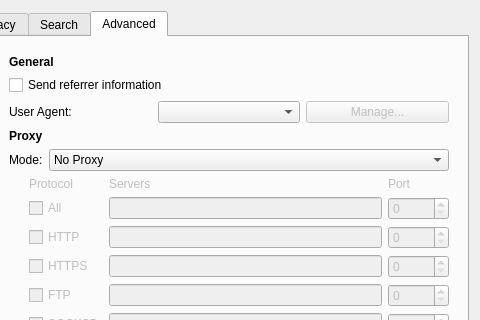
This is src/ui/PreferencesDialog.ui in OtterBrowser/otter-browser as Qt 5 draws it before an edit; both pictures show x 181 to 661 and y 0 to 320 of the 661 by 583 pixel window. The edited form follows.
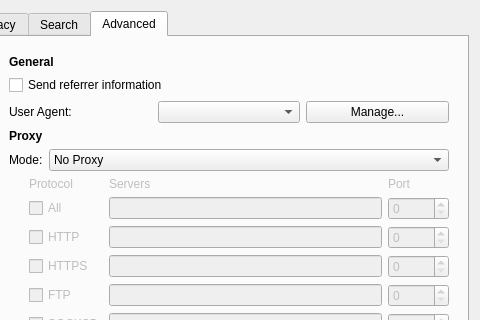
This is the edited form. The open tabs and pages were chosen to show the change. Custom widgets are drawn as their Qt base class.

Commit message: Enable "Manage..." button

```diff
--- a/src/ui/PreferencesDialog.ui
+++ b/src/ui/PreferencesDialog.ui
@@ -1375,9 +1375,6 @@
              </item>
              <item>
               <widget class="QPushButton" name="userAgentButton">
-               <property name="enabled">
-                <bool>false</bool>
-               </property>
                <property name="text">
                 <string>Manage...</string>
                </property>
```
The commit also changes 2 other files.
